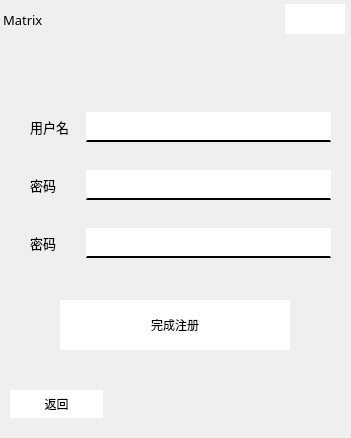
Old version of the form src/client/Register.ui in the repository DanceRain/MyBase.
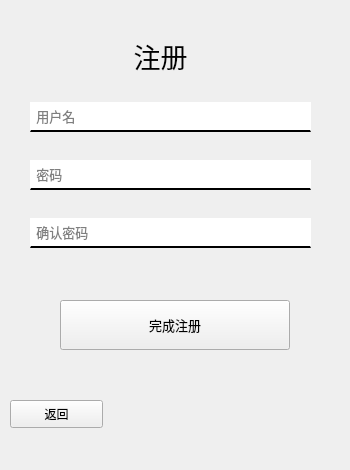
New version of the form. Icons and pictures are not drawn.

The edit to the form file:
```diff
--- a/src/client/Register.ui
+++ b/src/client/Register.ui
@@ -6,10 +6,22 @@
    <rect>
     <x>0</x>
     <y>0</y>
-    <width>351</width>
-    <height>438</height>
+    <width>350</width>
+    <height>470</height>
    </rect>
   </property>
+  <property name="minimumSize">
+   <size>
+    <width>350</width>
+    <height>470</height>
+   </size>
+  </property>
+  <property name="maximumSize">
+   <size>
+    <width>350</width>
+    <height>470</height>
+   </size>
+  </property>
   <property name="windowTitle">
    <string>Form</string>
   </property>
@@ -21,128 +33,9 @@
 	border-top:0px;
 	border-bottom:2px solid;
 }
-QPushButton
-{
-	background:white;
-	border:0px;
-}
-QPushButton[text=&quot;登录&quot;]
-{
-	background:black;
-	color:white;
-	border:2px groove;
-	border-radius:6px;
-}</string>
+
+</string>
   </property>
-  <widget class="QWidget" name="layoutWidget">
-   <property name="geometry">
-    <rect>
-     <x>0</x>
-     <y>0</y>
-     <width>351</width>
-     <height>39</height>
-    </rect>
-   </property>
-   <layout class="QHBoxLayout" name="barTitle">
-    <property name="spacing">
-     <number>0</number>
-    </property>
-    <property name="leftMargin">
-     <number>3</number>
-    </property>
-    <property name="rightMargin">
-     <number>6</number>
-    </property>
-    <item>
-     <widget class="QLabel" name="lableTitle">
-      <property name="font">
-       <font>
-        <family>微软雅黑</family>
-        <pointsize>10</pointsize>
-       </font>
-      </property>
-      <property name="text">
-       <string>Matrix</string>
-      </property>
-      <property name="textFormat">
-       <enum>Qt::AutoText</enum>
-      </property>
-      <property name="alignment">
-       <set>Qt::AlignLeading|Qt::AlignLeft|Qt::AlignVCenter</set>
-      </property>
-      <property name="margin">
-       <number>7</number>
-      </property>
-     </widget>
-    </item>
-    <item>
-     <widget class="QPushButton" name="btMinimize">
-      <property name="minimumSize">
-       <size>
-        <width>30</width>
-        <height>30</height>
-       </size>
-      </property>
-      <property name="maximumSize">
-       <size>
-        <width>30</width>
-        <height>30</height>
-       </size>
-      </property>
-      <property name="styleSheet">
-       <string notr="true">QPushButton:hover{
-	image:url(:/icon/minAnti);
-}
-QPushButton{
-	image:url(:/icon/min);
-}</string>
-      </property>
-      <property name="text">
-       <string/>
-      </property>
-      <property name="iconSize">
-       <size>
-        <width>800</width>
-        <height>30</height>
-       </size>
-      </property>
-     </widget>
-    </item>
-    <item>
-     <widget class="QPushButton" name="btShutdown">
-      <property name="minimumSize">
-       <size>
-        <width>30</width>
-        <height>30</height>
-       </size>
-      </property>
-      <property name="maximumSize">
-       <size>
-        <width>30</width>
-        <height>30</height>
-       </size>
-      </property>
-      <property name="styleSheet">
-       <string notr="true">QPushButton:hover{
-	image:url(:/icon/shutAnti);
-}
-QPushButton{
-	image:url(:/icon/shut);
-}</string>
-      </property>
-      <property name="text">
-       <string/>
-      </property>
-      <property name="iconSize">
-       <size>
-        <width>50</width>
-        <height>30</height>
-       </size>
-      </property>
-     </widget>
-    </item>
-   </layout>
-  </widget>
   <widget class="QPushButton" name="btFinishRegister">
    <property name="geometry">
     <rect>
@@ -164,6 +57,17 @@
      <height>50</height>
     </size>
    </property>
+   <property name="font">
+    <font>
+     <family>微软雅黑</family>
+     <pointsize>10</pointsize>
+    </font>
+   </property>
+   <property name="styleSheet">
+    <string notr="true">QPushButton:hover{
+	background:rgb(62, 62, 62);
+}</string>
+   </property>
    <property name="text">
     <string>完成注册</string>
    </property>
@@ -172,39 +76,14 @@
    <property name="geometry">
     <rect>
      <x>30</x>
-     <y>90</y>
-     <width>301</width>
+     <y>80</y>
+     <width>281</width>
      <height>191</height>
     </rect>
    </property>
    <layout class="QVBoxLayout" name="layoutRegister">
     <item>
      <layout class="QHBoxLayout" name="layoutUserName">
-      <item>
-       <widget class="QLabel" name="labelUserName">
-        <property name="minimumSize">
-         <size>
-          <width>50</width>
-          <height>0</height>
-         </size>
-        </property>
-        <property name="maximumSize">
-         <size>
-          <width>50</width>
-          <height>16777215</height>
-         </size>
-        </property>
-        <property name="font">
-         <font>
-          <family>微软雅黑</family>
-          <pointsize>10</pointsize>
-         </font>
-        </property>
-        <property name="text">
-         <string>用户名</string>
-        </property>
-       </widget>
-      </item>
       <item>
        <widget class="QLineEdit" name="lineEditUserName">
         <property name="minimumSize">
@@ -219,37 +98,18 @@
           <pointsize>10</pointsize>
          </font>
         </property>
+        <property name="text">
+         <string/>
+        </property>
+        <property name="placeholderText">
+         <string> 用户名</string>
+        </property>
        </widget>
       </item>
      </layout>
     </item>
     <item>
      <layout class="QHBoxLayout" name="layoutPssowrd">
-      <item>
-       <widget class="QLabel" name="labelPassword">
-        <property name="minimumSize">
-         <size>
-          <width>50</width>
-          <height>0</height>
-         </size>
-        </property>
-        <property name="maximumSize">
-         <size>
-          <width>50</width>
-          <height>16777215</height>
-         </size>
-        </property>
-        <property name="font">
-         <font>
-          <family>微软雅黑</family>
-          <pointsize>10</pointsize>
-         </font>
-        </property>
-        <property name="text">
-         <string>密码</string>
-        </property>
-       </widget>
-      </item>
       <item>
        <widget class="QLineEdit" name="lineEditPassword">
         <property name="minimumSize">
@@ -273,37 +133,15 @@
         <property name="echoMode">
          <enum>QLineEdit::Password</enum>
         </property>
+        <property name="placeholderText">
+         <string> 密码</string>
+        </property>
        </widget>
       </item>
      </layout>
     </item>
     <item>
      <layout class="QHBoxLayout" name="layoutPssowrd_2">
-      <item>
-       <widget class="QLabel" name="labelPassword_2">
-        <property name="minimumSize">
-         <size>
-          <width>50</width>
-          <height>0</height>
-         </size>
-        </property>
-        <property name="maximumSize">
-         <size>
-          <width>50</width>
-          <height>16777215</height>
-         </size>
-        </property>
-        <property name="font">
-         <font>
-          <family>微软雅黑</family>
-          <pointsize>10</pointsize>
-         </font>
-        </property>
-        <property name="text">
-         <string>密码</string>
-        </property>
-       </widget>
-      </item>
       <item>
        <widget class="QLineEdit" name="lineEditPassword_2">
         <property name="minimumSize">
@@ -327,6 +165,9 @@
         <property name="echoMode">
          <enum>QLineEdit::Password</enum>
         </property>
+        <property name="placeholderText">
+         <string> 确认密码</string>
+        </property>
        </widget>
       </item>
      </layout>
@@ -337,15 +178,47 @@
    <property name="geometry">
     <rect>
      <x>10</x>
-     <y>390</y>
+     <y>400</y>
      <width>93</width>
      <height>28</height>
     </rect>
    </property>
+   <property name="font">
+    <font>
+     <family>微软雅黑</family>
+    </font>
+   </property>
+   <property name="styleSheet">
+    <string notr="true">QPushButton:hover{
+	color: rgb(107, 107, 107);
+}</string>
+   </property>
    <property name="text">
     <string>返回</string>
    </property>
   </widget>
+  <widget class="QLabel" name="labelMatrix">
+   <property name="geometry">
+    <rect>
+     <x>70</x>
+     <y>40</y>
+     <width>181</width>
+     <height>31</height>
+    </rect>
+   </property>
+   <property name="font">
+    <font>
+     <family>Yu Gothic UI</family>
+     <pointsize>20</pointsize>
+    </font>
+   </property>
+   <property name="text">
+    <string>注册</string>
+   </property>
+   <property name="alignment">
+    <set>Qt::AlignCenter</set>
+   </property>
+  </widget>
  </widget>
  <resources/>
  <connections/>
```
